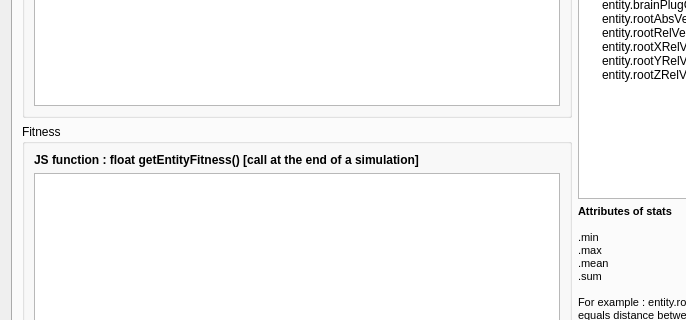
This is src/genelab/core/ui/widgets/experiments/experimentspropertiescontroller.ui in GeneCraft/GeneCraft-Project as Qt 5 draws it before an edit; both pictures show x 0 to 686 and y 151 to 471 of the 800 by 562 pixel window. The edited form follows.
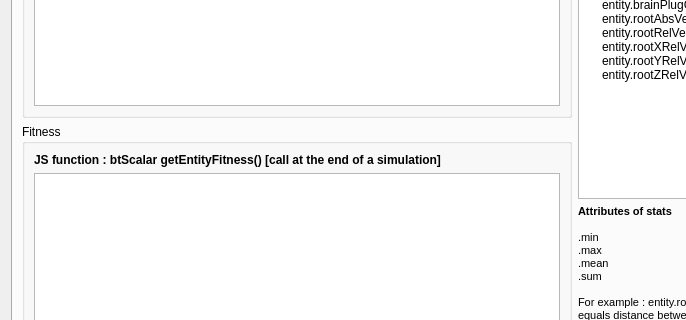
This is the edited form. The open tabs and pages were chosen to show the change. Icons and pictures are not drawn.

Commit message: btScalar everywhere

Patch:
```diff
--- a/src/genelab/core/ui/widgets/experiments/experimentspropertiescontroller.ui
+++ b/src/genelab/core/ui/widgets/experiments/experimentspropertiescontroller.ui
@@ -620,7 +620,7 @@
              </font>
             </property>
             <property name="text">
-             <string>JS function : float getEntityFitness() [call at the end of a simulation]</string>
+             <string>JS function : btScalar getEntityFitness() [call at the end of a simulation]</string>
             </property>
            </widget>
           </item>
```
The commit also changes 61 other files.
